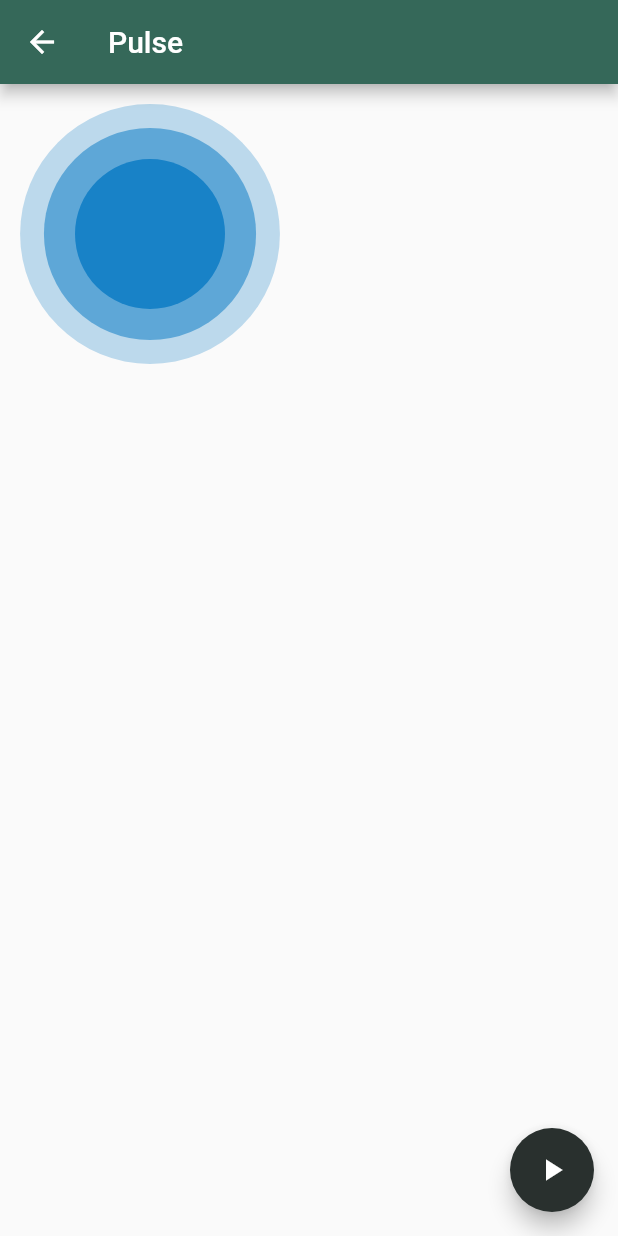
After one commit to ErmindoLopes/telas, a Flutter app: the screen it shows after launch, after a tap on "Pulse", on a phone screen of 412 x 824 dp. The commit adds this screen. Run offline on Flutter 3.47's test engine with Material 2 defaults, Android fonts, the phone set to English and light mode, and no system bars; our stand-ins replace google_maps_flutter, location, rxdart; missing offline and left inert: geoflutterfire.

Commit message:
home 2019-08-08 12:00

```diff
--- a/lib/main.dart
+++ b/lib/main.dart
@@ -1,8 +1,20 @@
 import 'package:flutter/material.dart';
+import 'package:flutter/services.dart';
+import 'package:telas/pages/animations/pulse_effect.dart';
 import 'package:telas/pages/home/home_page_1.dart';
+import 'package:telas/pages/maps/maps_page_1.dart';
+import 'package:telas/pages/maps/maps_page_2.dart';
 import 'package:telas/pages/on_boarding/on_boarding_1.dart';
 
-void main() => runApp(MyApp());
+void main() {
+
+  ///Set color status bar
+  SystemChrome.setSystemUIOverlayStyle(SystemUiOverlayStyle.light.copyWith(
+    statusBarColor: Colors.transparent, //or set color with: Color(0xFF0000FF)
+  ));
+
+  runApp(MyApp());
+}
 
 class MyApp extends StatelessWidget {
   // This widget is the root of your application.
@@ -90,6 +102,70 @@ class _MyHomePageState extends State<MyHomePage> {
           ),
         ),
 
+        Card(
+          child: Column(
+            mainAxisAlignment: MainAxisAlignment.center,
+            crossAxisAlignment: CrossAxisAlignment.stretch,
+            children: <Widget>[
+              Center(child: Text("Animations", style: TextStyle(fontSize: 20, fontWeight: FontWeight.bold),)),
+              ListTile(
+                leading: Icon(Icons.android),
+                title: Text("Pulse"),
+                onTap: (){
+                  Navigator.of(context).push(MaterialPageRoute(builder: (context){ return PulseEffect(); }));
+                },
+              ),
+
+            ],
+          ),
+        ),
+
+        Card(
+          child: Column(
+            mainAxisAlignment: MainAxisAlignment.center,
+            crossAxisAlignment: CrossAxisAlignment.stretch,
+            children: <Widget>[
+              Center(child: Text("Mapas", style: TextStyle(fontSize: 20, fontWeight: FontWeight.bold),)),
+              ListTile(
+                leading: Icon(Icons.map),
+                title: Text("Mapas com locations"),
+                onTap: (){
+                  Navigator.of(context).push(MaterialPageRoute(builder: (context){ return MapsPage1(); }));
+                },
+              ),
+
+              ListTile(
+                leading: Icon(Icons.map),
+                title: Text("Mapas com GeoLocations"),
+                onTap: (){
+                  Navigator.of(context).push(MaterialPageRoute(builder: (context){ return MapsPage2(); }));
+                },
+              ),
+
+            ],
+          ),
+        ),
+
+        Card(
+          child: Column(
+            mainAxisAlignment: MainAxisAlignment.center,
+            crossAxisAlignment: CrossAxisAlignment.stretch,
+            children: <Widget>[
+              Center(child: Text("Sign Up", style: TextStyle(fontSize: 20, fontWeight: FontWeight.bold),)),
+              ListTile(
+                leading: Icon(Icons.account_box),
+                title: Text("Sign Up 1"),
+                onTap: (){
+                  //Navigator.of(context).push(MaterialPageRoute(builder: (context){ return SignUp1(); }));
+                },
+              ),
+
+
+
+            ],
+          ),
+        ),
+
 
       ],
     );
--- /dev/null
+++ b/lib/pages/animations/pulse_effect.dart
@@ -0,0 +1,85 @@
+import 'package:flutter/material.dart';
+import 'dart:math';
+
+class PulseEffect extends StatefulWidget {
+  @override
+  PulseEffectState createState() => new PulseEffectState();
+}
+
+class PulseEffectState extends State<PulseEffect>
+    with SingleTickerProviderStateMixin {
+  AnimationController _controller;
+
+  @override
+  void initState() {
+    super.initState();
+    _controller = new AnimationController(
+      vsync: this,
+    );
+    //_startAnimation();
+  }
+
+  @override
+  void dispose() {
+    _controller.dispose();
+    super.dispose();
+  }
+
+  void _startAnimation() {
+    _controller.stop();
+    _controller.reset();
+    _controller.repeat(
+      period: Duration(seconds: 1),
+    );
+  }
+
+  @override
+  Widget build(BuildContext context) {
+    return new Scaffold(
+      appBar: new AppBar(title: const Text('Pulse')),
+      body: new CustomPaint(
+        painter: new SpritePainter(_controller),
+        child: new SizedBox(
+          width: 200.0,
+          height: 200.0,
+        ),
+      ),
+      floatingActionButton: new FloatingActionButton(
+        onPressed: _startAnimation,
+        child: new Icon(Icons.play_arrow),
+      ),
+    );
+  }
+}
+
+class SpritePainter extends CustomPainter {
+  final Animation<double> _animation;
+
+  SpritePainter(this._animation) : super(repaint: _animation);
+
+  void circle(Canvas canvas, Rect rect, double value) {
+    double opacity = (1.0 - (value / 4.0)).clamp(0.0, 1.0);
+    Color color = new Color.fromRGBO(0, 117, 194, opacity);
+
+    double size = rect.width / 2;
+    double area = size * size;
+    double radius = sqrt(area * value / 4);
+
+    final Paint paint = new Paint()..color = color;
+    canvas.drawCircle(rect.center, radius, paint);
+  }
+
+  @override
+  void paint(Canvas canvas, Size size) {
+    Rect rect = new Rect.fromLTRB(0.0, 0.0, size.width, size.height);
+
+    for (int wave = 3; wave >= 0; wave--) {
+      circle(canvas, rect, wave + _animation.value);
+    }
+  }
+
+  @override
+  bool shouldRepaint(SpritePainter oldDelegate) {
+    return true;
+  }
+}
--- a/pubspec.yaml
+++ b/pubspec.yaml
@@ -23,6 +23,11 @@ dependencies:
   # The following adds the Cupertino Icons font to your application.
   # Use with the CupertinoIcons class for iOS style icons.
   cupertino_icons: ^0.1.2
+  google_maps_flutter: ^0.5.19+2
+  rxdart: ^0.20.0
+  geoflutterfire: ^2.0.2
+  location: ^2.3.5
+  font_awesome_flutter: 8.4.0
 
 dev_dependencies:
   flutter_test:
```
Also changed, not shown: lib/pages/maps/maps_page_1.dart (added, +195 -0 lines), lib/pages/maps/maps_page_2.dart (added, +208 -0 lines), assets/images/signup1_a2.png (added), assets/images/signup1_b2.png (added), lib/pages/login/login_page_1.dart (added), pubspec.lock, 4 other files.
